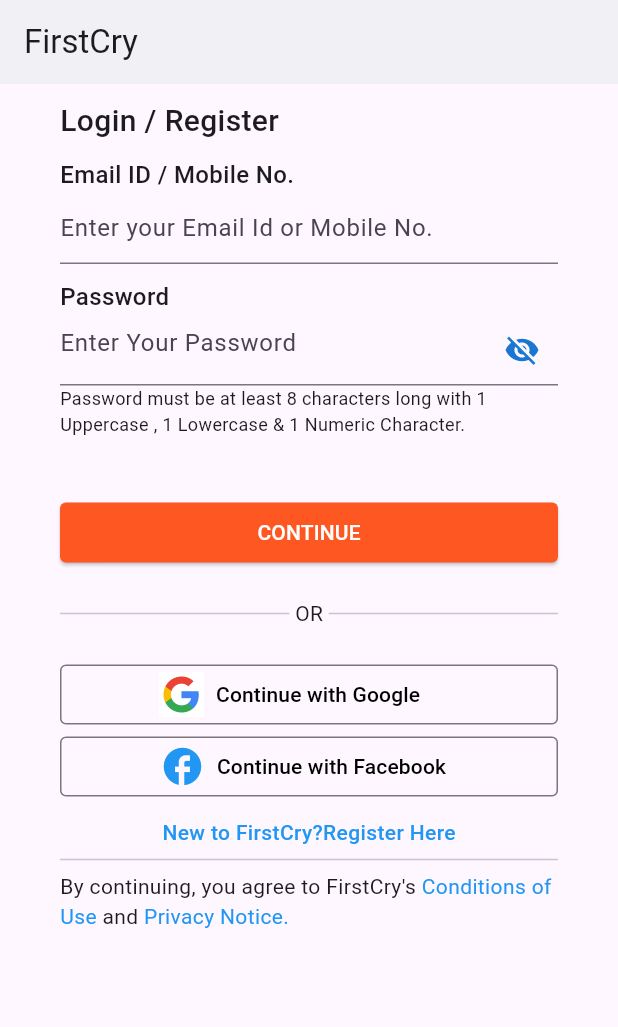
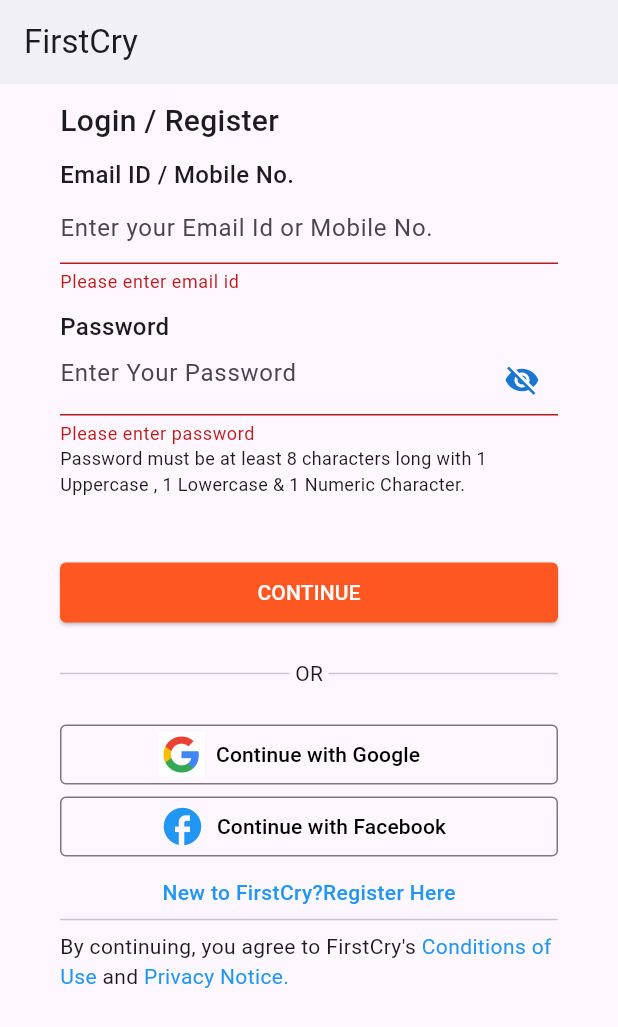
Before and after one commit to navin-680/firstcry, a Flutter app: the screen it shows after launch, after a tap on "CONTINUE", on a phone screen of 412 x 824 dp. Shown: the top 1027 px of the screen. Run offline on Flutter 3.47's test engine with Material 2 defaults, Android fonts, the phone set to English and light mode, and no system bars; our stand-ins replace cloud_firestore, firebase_core, get; accounts and stored records are empty.

Commit message:
login page work

```diff
--- a/lib/login/controller/login_controller.dart
+++ b/lib/login/controller/login_controller.dart
@@ -1,6 +1,12 @@
+import 'package:first_cry_demo/register/view/register_page.dart';
 import 'package:get/get.dart';
+import 'package:cloud_firestore/cloud_firestore.dart';
+
 class LoginController extends GetxController{
+  FirebaseFirestore firestore = FirebaseFirestore.instance;
+  CollectionReference users = FirebaseFirestore.instance.collection('users');
   RxBool showPassword=false.obs;
+  var email,password="";
   String? validatePassword(String value) {
     RegExp regex =
     RegExp(r'^(?=.*?[A-Z])(?=.*?[a-z])(?=.*?[0-9]).{8,}$');
@@ -14,4 +20,44 @@ class LoginController extends GetxController{
       }
     }
   }
+
+  String? isEmail(String value) {
+
+    String p = r'^(([^<>()[\]\\.,;:\s@\"]+(\.[^<>()[\]\\.,;:\s@\"]+)*)|(\".+\"))@((\[[0-9]{1,3}\.[0-9]{1,3}\.[0-9]{1,3}\.[0-9]{1,3}\])|(([a-zA-Z\-0-9]+\.)+[a-zA-Z]{2,}))$';
+
+    RegExp regex = RegExp(p);
+    if (value.isEmpty) {
+      return 'Please enter email id';
+    } else {
+      if (!regex.hasMatch(value)) {
+        return 'Enter valid email id';
+      } else {
+        return null;
+      }
+    }
+  }
+
+  bool checkLogin(){
+    bool isValid =false;
+   users.where("email_id", isEqualTo: "navar680@gmail.com2").where("password",isEqualTo: "NaRak007").get().then(
+          (querySnapshot) {
+        print("Successfully completed");
+        if(querySnapshot.docs.isNotEmpty){
+          for (var docSnapshot in querySnapshot.docs) {
+            print('${docSnapshot.id} => ${docSnapshot.data()}');
+          }
+        }else{
+          Get.snackbar(
+            "Invalid Credentials",
+            "Please check email and password"
+          );
+        }
+
+      },
+      onError: (e) => print("Error completing: $e"),
+    );
+    return isValid;
+  }
+
+
 }
--- a/lib/login/view/login_page.dart
+++ b/lib/login/view/login_page.dart
@@ -5,7 +5,9 @@ import 'package:get/get.dart';
 
 class LoginPage extends StatelessWidget {
   LoginPage({super.key});
+
   final LoginController controller = Get.put(LoginController());
+  var _formKey = GlobalKey<FormState>();
 
   @override
   Widget build(BuildContext context) {
@@ -15,9 +17,11 @@ class LoginPage extends StatelessWidget {
         elevation: 4,
         backgroundColor: Colors.white,
       ),
-      body: SingleChildScrollView (
+      body: SingleChildScrollView(
         child: Padding(
           padding: const EdgeInsets.symmetric(horizontal: 40, vertical: 10),
+          child: Form(
+            key: _formKey,
             child: Column(
                 mainAxisAlignment: MainAxisAlignment.start,
                 crossAxisAlignment: CrossAxisAlignment.start,
@@ -31,9 +35,15 @@ class LoginPage extends StatelessWidget {
                     "Email ID / Mobile No.",
                     style: TextStyle(fontSize: 16, fontWeight: FontWeight.w500),
                   ),
-                const TextField(
-                  decoration: InputDecoration(
+                  TextFormField(
+                    decoration: const InputDecoration(
                         hintText: "Enter your Email Id or Mobile No."),
+                    onSaved: (String? value) {
+                      controller.email = value!;
+                    },
+                    validator: (String? value) {
+                      return (controller.isEmail(value!));
+                    },
                   ),
                   const SizedBox(height: 10),
                   const Text(
@@ -58,7 +68,7 @@ class LoginPage extends StatelessWidget {
                           ),
                         ),
                         onSaved: (String? value) {
-
+                          controller.password = value!;
                         },
                         validator: (String? value) {
                           return (controller.validatePassword(value!));
@@ -69,12 +79,13 @@ class LoginPage extends StatelessWidget {
                     "Password must be at least 8 characters long with 1 Uppercase , 1 Lowercase & 1 Numeric Character.",
                     style: TextStyle(fontSize: 12),
                   ),
-                const SizedBox(height: 40,),
+                  const SizedBox(
+                    height: 40,
+                  ),
                   SizedBox(
-
                     width: MediaQuery.of(context).size.width,
                     child: ElevatedButton(
-                    onPressed: () {},
+                      onPressed: submit,
                       style: ElevatedButton.styleFrom(
                         backgroundColor: Colors.deepOrange,
                         shape: RoundedRectangleBorder(
@@ -87,13 +98,17 @@ class LoginPage extends StatelessWidget {
                       ),
                     ),
                   ),
-                const SizedBox(height: 20,),
+                  const SizedBox(
+                    height: 20,
+                  ),
                   const Row(children: <Widget>[
                     Expanded(child: Divider()),
                     Text(" OR "),
                     Expanded(child: Divider()),
                   ]),
-                const SizedBox(height: 20,),
+                  const SizedBox(
+                    height: 20,
+                  ),
                   SizedBox(
                     width: MediaQuery.of(context).size.width,
                     child: OutlinedButton.icon(
@@ -108,7 +123,6 @@ class LoginPage extends StatelessWidget {
                         height: 30,
                       ),
                       onPressed: () {
-                      print('Pressed');
                       },
                       style: OutlinedButton.styleFrom(
                         shape: RoundedRectangleBorder(
@@ -139,16 +153,18 @@ class LoginPage extends StatelessWidget {
                       ),
                     ),
                   ),
-                const SizedBox(height: 10,),
+                  const SizedBox(
+                    height: 10,
+                  ),
                   Center(
                       child: GestureDetector(
-                      onTap: (){
+                    onTap: () {
                       Get.to(RegisterPage());
                     },
                     child: const Text(
                       "New to FirstCry?Register Here",
-                  style:
-                        TextStyle(color: Colors.blue, fontWeight: FontWeight.w500),
+                      style: TextStyle(
+                          color: Colors.blue, fontWeight: FontWeight.w500),
                     ),
                   )),
                   const Divider(),
@@ -168,6 +184,17 @@ class LoginPage extends StatelessWidget {
                 ]),
           ),
         ),
+      ),
     );
   }
+
+  void submit() {
+    final isValid = _formKey.currentState?.validate();
+    if (!isValid!) {
+      return;
     }
+    _formKey.currentState?.save();
+    controller.checkLogin();
+
+  }
+}
```
Lines whose indentation alone changed are shown as unchanged.
